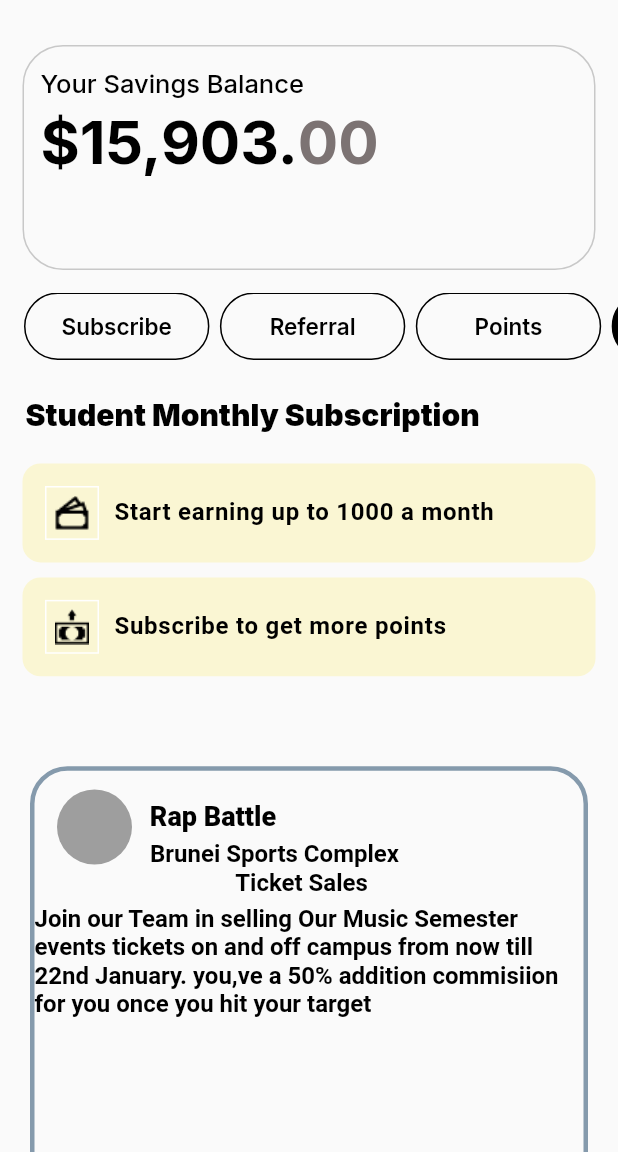
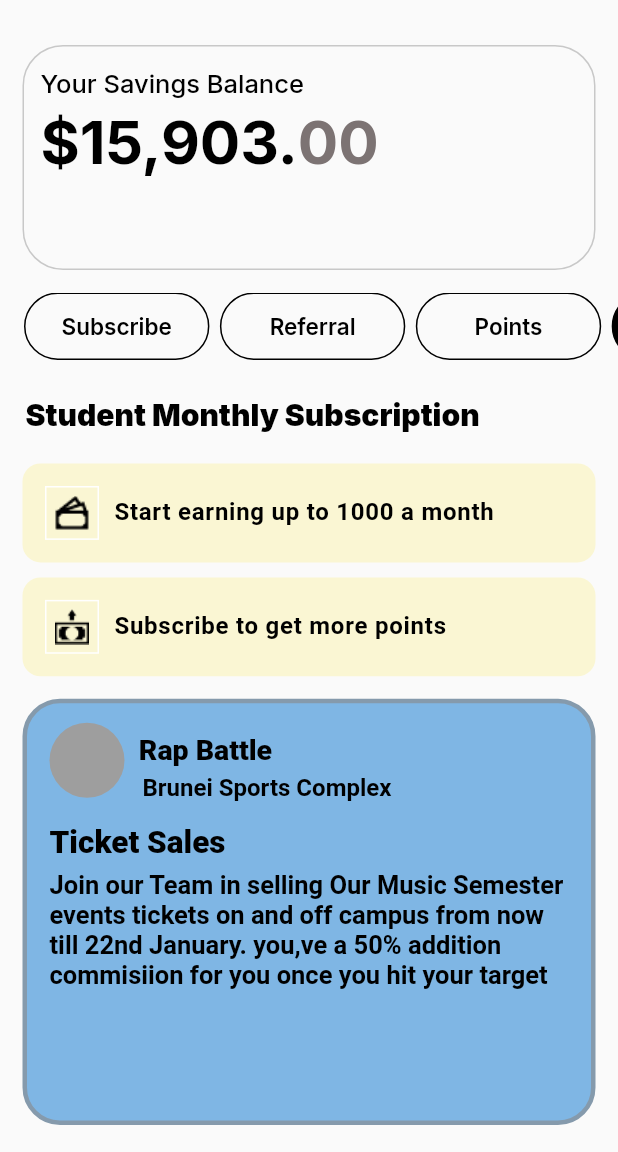
Before and after one commit to officiallykbk/StudentPay, a Flutter app: the MicrojobsOptions screen opened directly, on a phone screen of 412 x 824 dp, the part 84-1236 px from its top. Run offline on Flutter 3.47's test engine with Material 2 defaults, Android fonts, the phone set to English and light mode, and no system bars; our stand-ins replace flutter_svg, google_fonts.

Commit message:
ui continuation

```diff
--- a/lib/Earn_Screen_Folder/Option_pages/Microjobs_options.dart
+++ b/lib/Earn_Screen_Folder/Option_pages/Microjobs_options.dart
@@ -162,9 +162,9 @@ class _MicrojobsOptionsState extends State<MicrojobsOptions> {
               ),
             ),
           ),
-          SizedBox(height: 20),
-          SizedBox(height: 20),
+          SizedBox(height: 15),
           MicroJobCustomContainer(
+            color: Color(0xFF7FB6E4),
             title: 'Rap Battle',
             location: 'Brunei Sports Complex',
             eventTitle: 'Ticket Sales',
@@ -173,6 +173,7 @@ class _MicrojobsOptionsState extends State<MicrojobsOptions> {
           ),
           SizedBox(height: 20),
           MicroJobCustomContainer(
+            color: Color(0xFFEBBC66),
             title: 'Microjob Title',
             location: 'Location',
             eventTitle: 'Event Title',
@@ -180,6 +181,7 @@ class _MicrojobsOptionsState extends State<MicrojobsOptions> {
           ),
           SizedBox(height: 20),
           MicroJobCustomContainer(
+            color: Color(0xFFEBBC66),
             title: 'Microjob Title',
             location: 'Location',
             eventTitle: 'Event Title',
@@ -187,6 +189,7 @@ class _MicrojobsOptionsState extends State<MicrojobsOptions> {
           ),
           SizedBox(height: 20),
           MicroJobCustomContainer(
+            color: Color(0xFF75E697),
             title: 'Microjob Title',
             location: 'Location',
             eventTitle: 'Event Title',
@@ -194,6 +197,7 @@ class _MicrojobsOptionsState extends State<MicrojobsOptions> {
           ),
           SizedBox(height: 20),
           MicroJobCustomContainer(
+            color: Color(0xFF46998B),
             title: 'Microjob Title',
             location: 'Location',
             eventTitle: 'Event Title',
--- a/lib/Earn_Screen_Folder/widgets/MicroJobs/Microjob_custom_container.dart
+++ b/lib/Earn_Screen_Folder/widgets/MicroJobs/Microjob_custom_container.dart
@@ -8,20 +8,26 @@ class MicroJobCustomContainer extends StatelessWidget {
       required this.title,
       required this.location,
       required this.eventTitle,
-      required this.eventDescription});
+      required this.eventDescription,
+      required this.color});
   final String title;
   final String location;
   final String eventTitle;
   final String eventDescription;
+  final Color color;
   @override
   Widget build(BuildContext context) {
     Size screenSize = MediaQuery.of(context).size;
     return Padding(
-      padding: const EdgeInsets.all(20.0),
+      padding: const EdgeInsets.only(
+        left: 15,
+        right: 15,
+      ),
       child: Container(
-        height: screenSize.height / 2.5,
+        height: screenSize.height / 2.9,
         width: screenSize.width,
         decoration: BoxDecoration(
+          color: color,
           border: Border.all(
             color: Color(0xFF859AAC),
             width: 3,
@@ -56,7 +62,7 @@ class MicroJobCustomContainer extends StatelessWidget {
                               title,
                               style: TextStyle(
                                 color: Color(0xFF000000),
-                                fontSize: 18,
+                                fontSize: 19,
                                 fontWeight: FontWeight.w900,
                               ),
                             ),
@@ -79,24 +85,27 @@ class MicroJobCustomContainer extends StatelessWidget {
                 ],
               ),
             ),
-            Padding(
-              padding: const EdgeInsets.only(right: 10),
-              child: Text(
-                eventTitle,
-                style: TextStyle(
-                  color: Color(0xFF000000),
-                  fontSize: 16,
-                  fontWeight: FontWeight.bold,
+            Align(
+              alignment: Alignment.topLeft,
+              child: Padding(
+                padding: const EdgeInsets.only(left: 15, top: 15),
+                child: Text(
+                  eventTitle,
+                  style: TextStyle(
+                    color: Color(0xFF000000),
+                    fontSize: 21,
+                    fontWeight: FontWeight.w900,
+                  ),
                 ),
               ),
             ),
             Padding(
-              padding: const EdgeInsets.only(right: 10, top: 5),
+              padding: const EdgeInsets.only(left: 15, top: 5, right: 10),
               child: Text(
                 eventDescription,
                 style: TextStyle(
                   color: Color(0xFF000000),
-                  fontSize: 16,
+                  fontSize: 17,
                   fontWeight: FontWeight.w600,
                 ),
               ),
```
